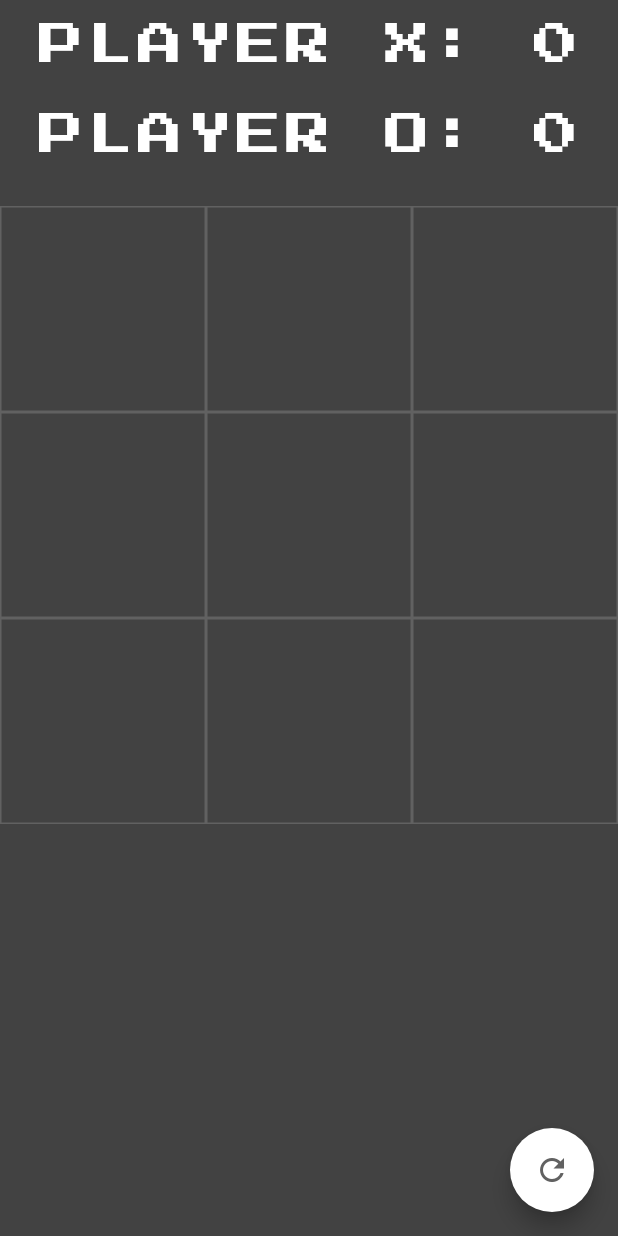
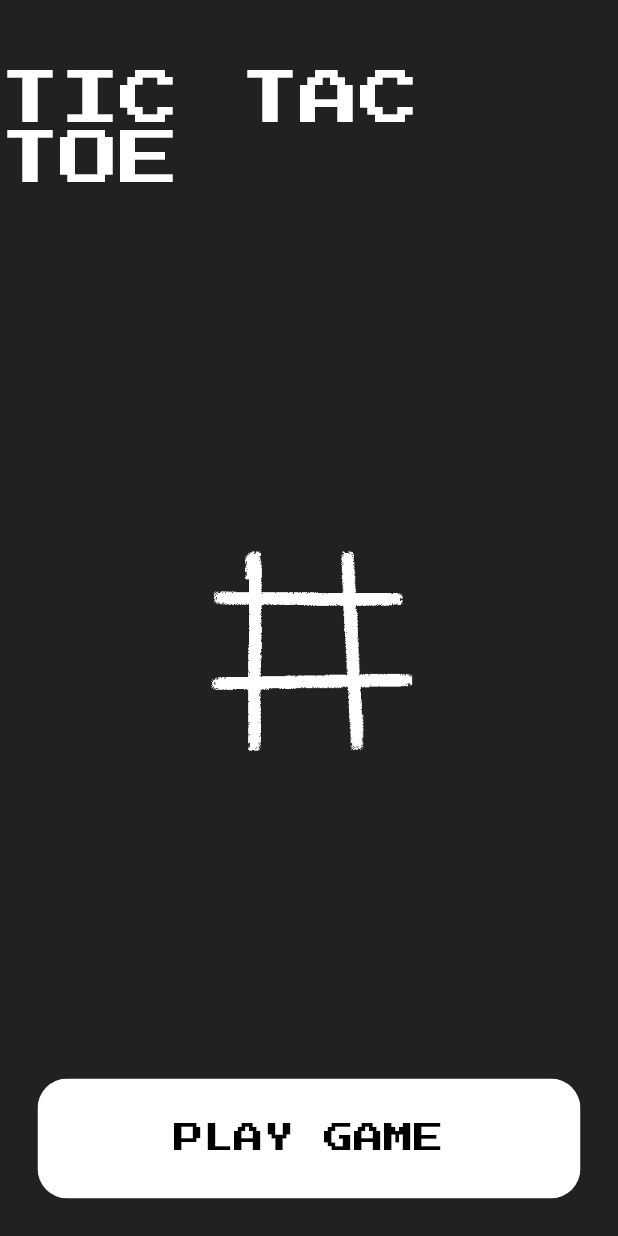
Before and after one commit to seanluse41/tictactoe-flutter, a Flutter app: the screen it shows after launch, on a phone screen of 412 x 824 dp. Run offline on Flutter 3.47's test engine with Material 2 defaults, Android fonts, the phone set to English and light mode, and no system bars; drawn by our look-alikes of avatar_glow; our stand-ins replace google_fonts.

Commit message:
added intro page

```diff
--- a/lib/main.dart
+++ b/lib/main.dart
@@ -1,5 +1,5 @@
 import 'package:flutter/material.dart';
-import 'screens/gamescreen.dart';
+import 'package:tictactoe/screens/introscreen.dart';
 
 void main() => runApp(TicTacToe());
 
@@ -7,11 +7,12 @@ class TicTacToe extends StatelessWidget {
   @override
   Widget build(BuildContext context) {
     return MaterialApp(
-      title: 'Flutter Demo',
+      debugShowCheckedModeBanner: false,
+      title: 'Tic Tac Toe Refactored',
       theme: ThemeData(
-        primarySwatch: Colors.blue,
+        primarySwatch: Colors.grey,
       ),
-      home: GameScreen(),
+      home: IntroScreen(),
     );
   }
 }
--- a/lib/screens/gamescreen.dart
+++ b/lib/screens/gamescreen.dart
@@ -27,7 +27,7 @@ class _GameScreenState extends State<GameScreen> {
   @override
   Widget build(BuildContext context) {
     return Scaffold(
-      backgroundColor: Colors.grey[800],
+      backgroundColor: Colors.grey[900],
       body: SafeArea(
         child: Column(
           children: <Widget>[
--- /dev/null
+++ b/lib/screens/introscreen.dart
@@ -0,0 +1,81 @@
+import 'package:avatar_glow/avatar_glow.dart';
+import 'package:flutter/material.dart';
+import 'package:tictactoe/styles/constants.dart';
+import 'gamescreen.dart';
+
+class IntroScreen extends StatelessWidget {
+  @override
+  Widget build(BuildContext context) {
+    return Scaffold(
+      backgroundColor: Colors.grey[900],
+      body: SafeArea(
+        child: Column(
+          children: <Widget>[
+            Expanded(
+              flex: 1,
+              child: Center(
+                child: Text(
+                  "TIC TAC TOE",
+                  style: introText,
+                ),
+              ),
+            ),
+            Expanded(
+              flex: 3,
+              child: Center(
+                child: AvatarGlow(
+                  endRadius: 140,
+                  duration: Duration(seconds: 2),
+                  glowColor: Colors.white,
+                  repeat: true,
+                  repeatPauseDuration: Duration(seconds: 1),
+                  startDelay: Duration(seconds: 2),
+                  child: Container(
+                    decoration: BoxDecoration(
+                        border: Border.all(
+                          style: BorderStyle.none,
+                        ),
+                        shape: BoxShape.circle),
+                    child: CircleAvatar(
+                      backgroundColor: Colors.grey[900],
+                      radius: 80.0,
+                      child: Container(
+                        child: Image.asset(
+                          "assets/images/tictactoe.png",
+                          color: Colors.white,
+                          fit: BoxFit.scaleDown,
+                        ),
+                      ),
+                    ),
+                  ),
+                ),
+              ),
+            ),
+            GestureDetector(
+              onTap: () {
+                Navigator.push(context,
+                    MaterialPageRoute(builder: (context) => GameScreen()));
+              },
+              child: Padding(
+                padding: const EdgeInsets.all(25.0),
+                child: ClipRRect(
+                  borderRadius: BorderRadius.circular(20),
+                  child: Container(
+                    padding: EdgeInsets.all(30),
+                    color: Colors.white,
+                    child: Center(
+                      child: Text(
+                        "PLAY GAME",
+                        style: playGameButton,
+                      ),
+                    ),
+                  ),
+                ),
+              ),
+            )
+          ],
+        ),
+      ),
+    );
+  }
+}
--- a/lib/styles/constants.dart
+++ b/lib/styles/constants.dart
@@ -12,3 +12,15 @@ final exOhStyle = GoogleFonts.pressStart2P(
     color: Colors.white, fontSize: 70,
   )
 );
+
+final playGameButton = GoogleFonts.pressStart2P(
+  textStyle: TextStyle(
+    color: Colors.black, fontSize: 20,
+  )
+);
+
+final introText = GoogleFonts.pressStart2P(
+  textStyle: TextStyle(
+    color: Colors.white, fontSize: 40,
+  )
+);
--- a/pubspec.yaml
+++ b/pubspec.yaml
@@ -43,8 +43,8 @@ flutter:
   uses-material-design: true
 
   # To add assets to your application, add an assets section, like this:
-  # assets:
-  #   - images/a_dot_burr.jpeg
+  assets:
+    - assets/images/tictactoe.png
   #   - images/a_dot_ham.jpeg
 
   # An image asset can refer to one or more resolution-specific "variants", see
```
Also changed, not shown: assets/images/tictactoe.png (added).
